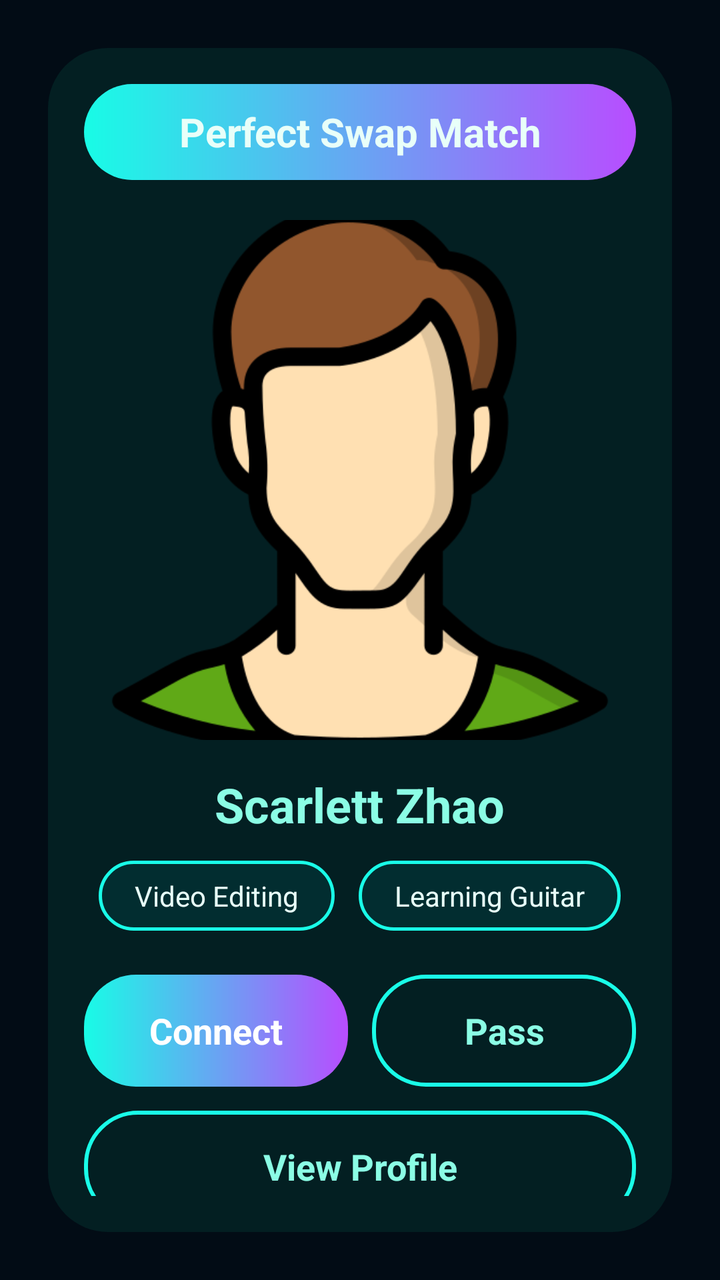
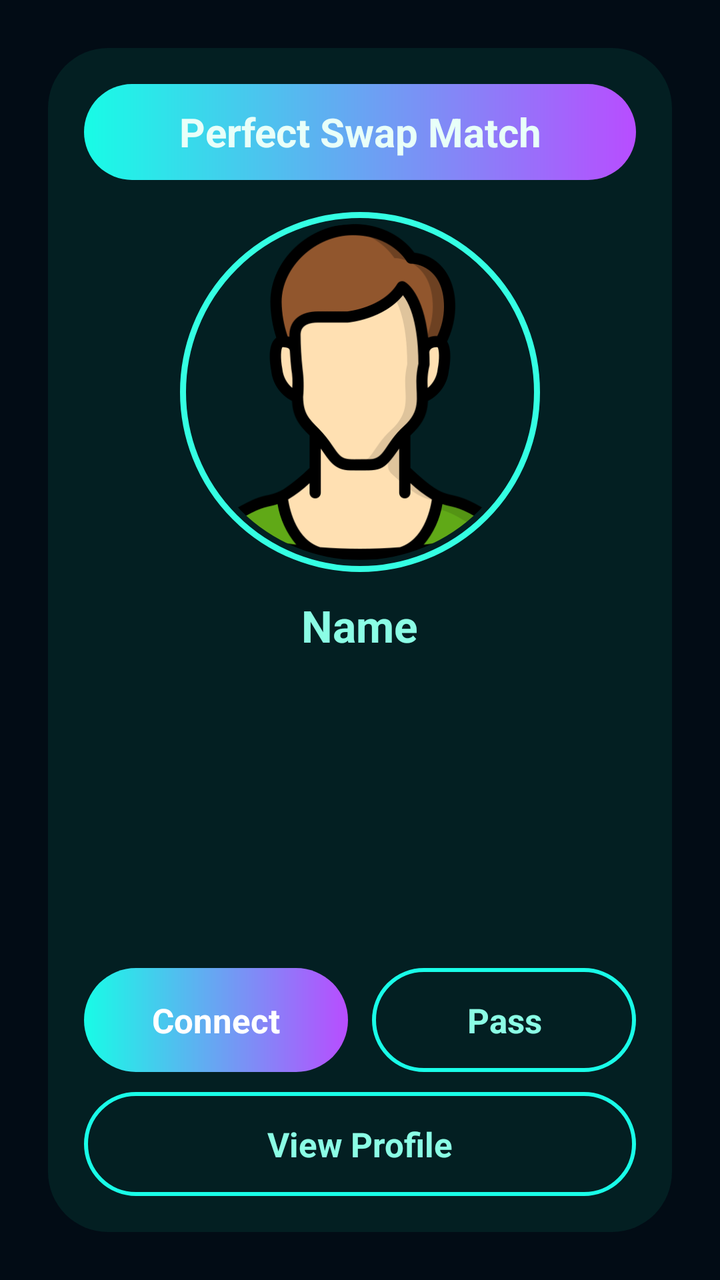

An Android layout rendered at two revisions. The XML below is the earlier revision; the diff shows what the commit changed to produce the second picture.
<!-- AndroidManifest.xml: application theme Theme.SkillSwapAGenZSkillExchanger -->
<!-- res/layout/fragment_skill_matchmaking.xml -->
<?xml version="1.0" encoding="utf-8"?>
<androidx.constraintlayout.widget.ConstraintLayout
    xmlns:android="http://schemas.android.com/apk/res/android"
    xmlns:app="http://schemas.android.com/apk/res-auto"
    android:layout_width="match_parent"
    android:layout_height="match_parent"
    android:background="#020C15">

    
    <LinearLayout
        android:id="@+id/card_root"
        android:layout_width="0dp"
        android:layout_height="0dp"
        android:orientation="vertical"
        android:gravity="center"
        android:padding="24dp"
        app:layout_constraintTop_toTopOf="parent"
        app:layout_constraintBottom_toBottomOf="parent"
        app:layout_constraintStart_toStartOf="parent"
        app:layout_constraintEnd_toEndOf="parent">

        
        <LinearLayout
            android:id="@+id/match_card"
            android:layout_width="match_parent"
            android:layout_height="wrap_content"
            android:orientation="vertical"
            android:background="@drawable/bg_match_card"
            android:padding="18dp">

            
            <TextView
                android:id="@+id/tv_header"
                android:layout_width="match_parent"
                android:layout_height="48dp"
                android:gravity="center"
                android:text="Perfect Swap Match"
                android:textColor="#E8FFF9"
                android:textSize="20sp"
                android:textStyle="bold"
                android:background="@drawable/bg_btn_connect"
                android:layout_marginBottom="16dp"/>

            
            <ImageView
                android:id="@+id/img_avatar"
                android:layout_width="match_parent"
                android:layout_height="260dp"
                android:src="@drawable/man"
                android:scaleType="centerCrop"
                android:background="@drawable/bg_avatar_ring"
                android:layout_marginTop="4dp"/>

            
            <TextView
                android:id="@+id/tv_name"
                android:layout_width="wrap_content"
                android:layout_height="wrap_content"
                android:layout_marginTop="16dp"
                android:layout_gravity="center_horizontal"
                android:text="Scarlett Zhao"
                android:textColor="#8BFDE5"
                android:textStyle="bold"
                android:textSize="24sp"/>

            
            <LinearLayout
                android:id="@+id/layout_tags"
                android:layout_width="wrap_content"
                android:layout_height="wrap_content"
                android:orientation="horizontal"
                android:gravity="center"
                android:layout_marginTop="12dp"
                android:layout_gravity="center_horizontal">

                <TextView
                    android:id="@+id/tag_skill_one"
                    android:layout_width="wrap_content"
                    android:layout_height="wrap_content"
                    android:background="@drawable/bg_skill_chip"
                    android:paddingStart="18dp"
                    android:paddingEnd="18dp"
                    android:paddingTop="8dp"
                    android:paddingBottom="8dp"
                    android:text="Video Editing"
                    android:textColor="#E8FFF9"
                    android:textSize="14sp"/>

                <TextView
                    android:id="@+id/tag_skill_two"
                    android:layout_width="wrap_content"
                    android:layout_height="wrap_content"
                    android:background="@drawable/bg_skill_chip"
                    android:paddingStart="18dp"
                    android:paddingEnd="18dp"
                    android:paddingTop="8dp"
                    android:paddingBottom="8dp"
                    android:text="Learning Guitar"
                    android:textColor="#E8FFF9"
                    android:textSize="14sp"
                    android:layout_marginStart="12dp"/>
            </LinearLayout>

            
            <LinearLayout
                android:layout_width="match_parent"
                android:layout_height="wrap_content"
                android:orientation="horizontal"
                android:layout_marginTop="22dp"
                android:weightSum="2">

                
                <TextView
                    android:id="@+id/btn_connect"
                    android:layout_width="0dp"
                    android:layout_height="56dp"
                    android:layout_weight="1"
                    android:layout_marginEnd="6dp"
                    android:background="@drawable/bg_btn_connect"
                    android:gravity="center"
                    android:text="Connect"
                    android:textColor="#FFFFFF"
                    android:textStyle="bold"
                    android:textSize="18sp"/>

                
                <TextView
                    android:id="@+id/btn_pass"
                    android:layout_width="0dp"
                    android:layout_height="56dp"
                    android:layout_weight="1"
                    android:layout_marginStart="6dp"
                    android:background="@drawable/bg_btn_view_profile"
                    android:gravity="center"
                    android:text="Pass"
                    android:textColor="#8BFDE5"
                    android:textStyle="bold"
                    android:textSize="18sp"/>

            </LinearLayout>

            
            <TextView
                android:id="@+id/btn_view_profile"
                android:layout_width="match_parent"
                android:layout_height="56dp"
                android:layout_marginTop="12dp"
                android:layout_marginBottom="6dp"
                android:background="@drawable/bg_btn_view_profile"
                android:gravity="center"
                android:text="View Profile"
                android:textColor="#8BFDE5"
                android:textStyle="bold"
                android:textSize="18sp"/>

        </LinearLayout>

    </LinearLayout>

</androidx.constraintlayout.widget.ConstraintLayout>
<!-- resources referenced by this layout -->
<resources>
  <!-- drawable bg_avatar_ring (drawable) -->
  <?xml version="1.0" encoding="utf-8"?>
  <selector xmlns:android="http://schemas.android.com/apk/res/android">
  
  </selector>
  <!-- drawable bg_btn_connect (drawable) -->
  <shape xmlns:android="http://schemas.android.com/apk/res/android">
      <corners android:radius="26dp" />
      <gradient
          android:startColor="#18FCE6"
          android:endColor="#B84DFF"
          android:angle="0" />
  </shape>
  <!-- drawable bg_btn_view_profile (drawable) -->
  <shape xmlns:android="http://schemas.android.com/apk/res/android">
      <solid android:color="@android:color/transparent" />
      <stroke
          android:width="2dp"
          android:color="#19FDE8" />
      <corners android:radius="26dp" />
  </shape>
  <!-- drawable bg_match_card (drawable) -->
  <shape xmlns:android="http://schemas.android.com/apk/res/android">
      <solid android:color="#031F22" />
      <corners android:radius="30dp" />
  </shape>
  <!-- drawable bg_skill_chip (drawable) -->
  <shape xmlns:android="http://schemas.android.com/apk/res/android">
      <solid android:color="#022D30" />
      <stroke
          android:width="1.6dp"
          android:color="#19FDE8" />
      <corners android:radius="999dp" />
  </shape>
  <!-- drawable man: png bitmap (drawable, 31781 bytes) -->
  <style name="Theme.SkillSwapAGenZSkillExchanger" parent="Base.Theme.SkillSwapAGenZSkillExchanger" />
  <style name="Base.Theme.SkillSwapAGenZSkillExchanger" parent="Theme.Material3.DayNight.NoActionBar">
          
          <item name="android:statusBarColor">#103238</item>
          
      </style>
</resources>

<!-- the commit's change to res/layout/fragment_skill_matchmaking.xml (unified diff, before → after) -->
@@ -5,6 +5,34 @@
     android:layout_width="match_parent"
     android:layout_height="match_parent"
     android:background="#020C15">
+
+    
+    <LinearLayout
+        android:id="@+id/layout_loading"
+        android:layout_width="wrap_content"
+        android:layout_height="wrap_content"
+        android:orientation="vertical"
+        android:gravity="center"
+        android:visibility="gone"
+        app:layout_constraintTop_toTopOf="parent"
+        app:layout_constraintBottom_toBottomOf="parent"
+        app:layout_constraintStart_toStartOf="parent"
+        app:layout_constraintEnd_toEndOf="parent">
+
+        <ProgressBar
+            android:layout_width="60dp"
+            android:layout_height="60dp"
+            android:indeterminateTint="#8BFDE5" />
+
+        <TextView
+            android:layout_width="wrap_content"
+            android:layout_height="wrap_content"
+            android:layout_marginTop="16dp"
+            android:text="Searching for matches..."
+            android:textColor="#8BFDE5"
+            android:textSize="18sp"
+            android:textStyle="bold" />
+    </LinearLayout>
 
     
     <LinearLayout
@@ -23,10 +51,11 @@
         <LinearLayout
             android:id="@+id/match_card"
             android:layout_width="match_parent"
-            android:layout_height="wrap_content"
+            android:layout_height="match_parent"
             android:orientation="vertical"
             android:background="@drawable/bg_match_card"
-            android:padding="18dp">
+            android:padding="18dp"
+            android:visibility="visible">
 
             
             <TextView
@@ -42,116 +71,108 @@
                 android:layout_marginBottom="16dp"/>
 
             
-            <ImageView
-                android:id="@+id/img_avatar"
-                android:layout_width="match_parent"
-                android:layout_height="260dp"
-                android:src="@drawable/man"
-                android:scaleType="centerCrop"
-                android:background="@drawable/bg_avatar_ring"
-                android:layout_marginTop="4dp"/>
+            <FrameLayout
+                android:layout_width="180dp"
+                android:layout_height="180dp"
+                android:layout_gravity="center"
+                android:background="@drawable/profile_ring"
+                android:padding="4dp">
+
+                <com.google.android.material.imageview.ShapeableImageView
+                    android:id="@+id/img_avatar"
+                    android:layout_width="match_parent"
+                    android:layout_height="match_parent"
+                    android:src="@drawable/man"
+                    android:scaleType="centerCrop"
+                    app:shapeAppearanceOverlay="@style/CircleImageView"
+                    android:padding="2dp"/>
+            </FrameLayout>
 
             
             <TextView
                 android:id="@+id/tv_name"
                 android:layout_width="wrap_content"
                 android:layout_height="wrap_content"
-                android:layout_marginTop="16dp"
+                android:layout_marginTop="12dp"
                 android:layout_gravity="center_horizontal"
-                android:text="Scarlett Zhao"
+                android:text="Name"
                 android:textColor="#8BFDE5"
                 android:textStyle="bold"
-                android:textSize="24sp"/>
+                android:textSize="22sp"/>
 
             
-            <LinearLayout
-                android:id="@+id/layout_tags"
-                android:layout_width="wrap_content"
-                android:layout_height="wrap_content"
-                android:orientation="horizontal"
-                android:gravity="center"
+            <androidx.core.widget.NestedScrollView
+                android:layout_width="match_parent"
+                android:layout_height="0dp"
+                android:layout_weight="1"
                 android:layout_marginTop="12dp"
-                android:layout_gravity="center_horizontal">
+                android:fillViewport="true">
 
-                <TextView
-                    android:id="@+id/tag_skill_one"
+                <com.google.android.material.chip.ChipGroup
+                    android:id="@+id/cg_matching_skills"
                     android:layout_width="wrap_content"
                     android:layout_height="wrap_content"
-                    android:background="@drawable/bg_skill_chip"
-                    android:paddingStart="18dp"
-                    android:paddingEnd="18dp"
-                    android:paddingTop="8dp"
-                    android:paddingBottom="8dp"
-                    android:text="Video Editing"
-                    android:textColor="#E8FFF9"
-                    android:textSize="14sp"/>
-
-                <TextView
-                    android:id="@+id/tag_skill_two"
-                    android:layout_width="wrap_content"
-                    android:layout_height="wrap_content"
-                    android:background="@drawable/bg_skill_chip"
-                    android:paddingStart="18dp"
-                    android:paddingEnd="18dp"
-                    android:paddingTop="8dp"
-                    android:paddingBottom="8dp"
-                    android:text="Learning Guitar"
-                    android:textColor="#E8FFF9"
-                    android:textSize="14sp"
-                    android:layout_marginStart="12dp"/>
-            </LinearLayout>
+                    app:chipSpacingVertical="4dp"
+                    app:chipSpacingHorizontal="8dp"
+                    app:singleSelection="false"
+                    android:layout_gravity="center_horizontal" />
+            </androidx.core.widget.NestedScrollView>
 
             
             <LinearLayout
                 android:layout_width="match_parent"
                 android:layout_height="wrap_content"
-                android:orientation="horizontal"
-                android:layout_marginTop="22dp"
-                android:weightSum="2">
+                android:orientation="vertical"
+                android:layout_marginTop="16dp">
+
+                <LinearLayout
+                    android:layout_width="match_parent"
+                    android:layout_height="wrap_content"
+                    android:orientation="horizontal"
+                    android:weightSum="2">
+
+                    
+                    <TextView
+                        android:id="@+id/btn_connect"
+                        android:layout_width="0dp"
+                        android:layout_height="52dp"
+                        android:layout_weight="1"
+                        android:layout_marginEnd="6dp"
+                        android:background="@drawable/bg_btn_connect"
+                        android:gravity="center"
+                        android:text="Connect"
+                        android:textColor="#FFFFFF"
+                        android:textStyle="bold"
+                        android:textSize="17sp"/>
+
+                    
+                    <TextView
+                        android:id="@+id/btn_pass"
+                        android:layout_width="0dp"
+                        android:layout_height="52dp"
+                        android:layout_weight="1"
+                        android:layout_marginStart="6dp"
+                        android:background="@drawable/bg_btn_view_profile"
+                        android:gravity="center"
+                        android:text="Pass"
+                        android:textColor="#8BFDE5"
+                        android:textStyle="bold"
+                        android:textSize="17sp"/>
+                </LinearLayout>
 
                 
                 <TextView
-                    android:id="@+id/btn_connect"
-                    android:layout_width="0dp"
-                    android:layout_height="56dp"
-                    android:layout_weight="1"
-                    android:layout_marginEnd="6dp"
-                    android:background="@drawable/bg_btn_connect"
-                    android:gravity="center"
-                    android:text="Connect"
-                    android:textColor="#FFFFFF"
-                    android:textStyle="bold"
-                    android:textSize="18sp"/>
-
-                
-                <TextView
-                    android:id="@+id/btn_pass"
-                    android:layout_width="0dp"
-                    android:layout_height="56dp"
-                    android:layout_weight="1"
-                    android:layout_marginStart="6dp"
+                    android:id="@+id/btn_view_profile"
+                    android:layout_width="match_parent"
+                    android:layout_height="52dp"
+                    android:layout_marginTop="10dp"
                     android:background="@drawable/bg_btn_view_profile"
                     android:gravity="center"
-                    android:text="Pass"
+                    android:text="View Profile"
                     android:textColor="#8BFDE5"
                     android:textStyle="bold"
-                    android:textSize="18sp"/>
-
+                    android:textSize="17sp"/>
             </LinearLayout>
-
-            
-            <TextView
-                android:id="@+id/btn_view_profile"
-                android:layout_width="match_parent"
-                android:layout_height="56dp"
-                android:layout_marginTop="12dp"
-                android:layout_marginBottom="6dp"
-                android:background="@drawable/bg_btn_view_profile"
-                android:gravity="center"
-                android:text="View Profile"
-                android:textColor="#8BFDE5"
-                android:textStyle="bold"
-                android:textSize="18sp"/>
 
         </LinearLayout>
 
<!-- resource entries referenced after the edit -->
@@ -1,10 +1,5 @@
 <!-- resources referenced by this layout -->
 <resources>
-  <!-- drawable bg_avatar_ring (drawable) -->
-  <?xml version="1.0" encoding="utf-8"?>
-  <selector xmlns:android="http://schemas.android.com/apk/res/android">
-  
-  </selector>
   <!-- drawable bg_btn_connect (drawable) -->
   <shape xmlns:android="http://schemas.android.com/apk/res/android">
       <corners android:radius="26dp" />
@@ -26,15 +21,21 @@
       <solid android:color="#031F22" />
       <corners android:radius="30dp" />
   </shape>
-  <!-- drawable bg_skill_chip (drawable) -->
-  <shape xmlns:android="http://schemas.android.com/apk/res/android">
-      <solid android:color="#022D30" />
+  <!-- drawable man: png bitmap (drawable, 31781 bytes) -->
+  <!-- drawable profile_ring (drawable) -->
+  <shape xmlns:android="http://schemas.android.com/apk/res/android"
+      android:shape="oval">
+  
       <stroke
-          android:width="1.6dp"
-          android:color="#19FDE8" />
-      <corners android:radius="999dp" />
+          android:width="3dp"
+          android:color="#34FFE3" />
+  
+      <solid android:color="@android:color/transparent" />
   </shape>
-  <!-- drawable man: png bitmap (drawable, 31781 bytes) -->
+  <style name="CircleImageView" parent="">
+          <item name="cornerFamily">rounded</item>
+          <item name="cornerSize">50%</item>
+      </style>
   <style name="Theme.SkillSwapAGenZSkillExchanger" parent="Base.Theme.SkillSwapAGenZSkillExchanger" />
   <style name="Base.Theme.SkillSwapAGenZSkillExchanger" parent="Theme.Material3.DayNight.NoActionBar">
           
